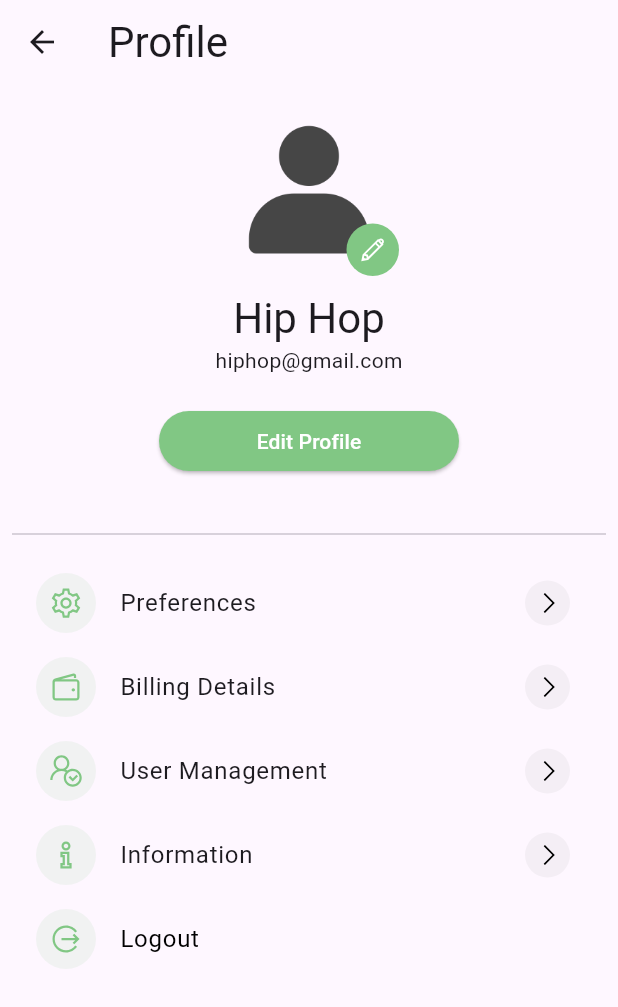
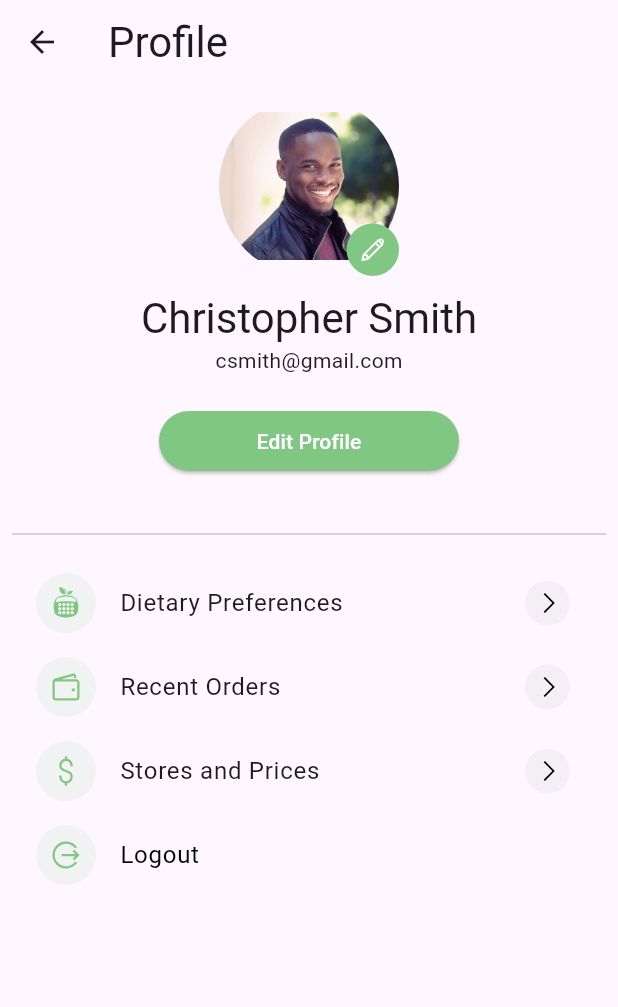
Before and after one commit to nalinidutt/out_cast, a Flutter app: the Profile screen opened directly, on a phone screen of 412 x 824 dp. Shown: the top 1007 px of the screen. Run offline on Flutter 3.47's test engine with Material 2 defaults, Android fonts, the phone set to English and light mode, and no system bars; our stand-ins replace csv, google_nav_bar, line_awesome_flutter.

Commit message:
Updates to profile. Dietary preferences created.

```diff
--- a/lib/profile.dart
+++ b/lib/profile/profile.dart
@@ -1,6 +1,7 @@
+import 'package:cookin/profile/dietary.dart';
 import 'package:flutter/material.dart';
-import 'src/constants/text_strings.dart';
-import 'src/constants/images.dart';
+import '../src/constants/text_strings.dart';
+import '../src/constants/images.dart';
 import 'profilemenu.dart';
 import 'updateprofile.dart';
 import 'package:line_awesome_flutter/line_awesome_flutter.dart';
@@ -67,10 +68,9 @@ class Profile extends StatelessWidget {
               const SizedBox(height: 10),
 
               /// -- MENU
-              ProfileMenuWidget(title: "Preferences", icon: LineAwesomeIcons.cog, onPress: () {}),
-              ProfileMenuWidget(title: "Billing Details", icon: LineAwesomeIcons.wallet, onPress: () {}),
-              ProfileMenuWidget(title: "User Management", icon: LineAwesomeIcons.user_check, onPress: () {}),
-              ProfileMenuWidget(title: "Information", icon: LineAwesomeIcons.info, onPress: () {}),
+              ProfileMenuWidget(title: "Dietary Preferences", icon: LineAwesomeIcons.nutritionix, onPress: () {Navigator.push(context, MaterialPageRoute(builder: (context) => const DietaryPreferences()));}),
+              ProfileMenuWidget(title: "Recent Orders", icon: LineAwesomeIcons.wallet, onPress: () {}),
+              ProfileMenuWidget(title: "Stores and Prices", icon: LineAwesomeIcons.dollar_sign, onPress: () {}),
               ProfileMenuWidget(
                   title: "Logout",
                   icon: LineAwesomeIcons.alternate_sign_out,
--- a/lib/updateprofile.dart
+++ b/lib/profile/updateprofile.dart
@@ -1,7 +1,7 @@
 import 'package:flutter/material.dart';
 import 'package:line_awesome_flutter/line_awesome_flutter.dart';
-import 'src/constants/images.dart';
-import 'src/constants/text_strings.dart';
+import '../src/constants/images.dart';
+import '../src/constants/text_strings.dart';
 
 class UpdateProfileScreen extends StatelessWidget {
   const UpdateProfileScreen({Key? key}) : super(key: key);
--- a/lib/src/constants/images.dart
+++ b/lib/src/constants/images.dart
@@ -1 +1 @@
-const String tProfileImage = 'assets/images/profile_person.png';
+const String tProfileImage = 'assets/images/profile_person.jpeg';
--- a/lib/src/constants/text_strings.dart
+++ b/lib/src/constants/text_strings.dart
@@ -1,8 +1,8 @@
 const String tProfile = "Profile";
 const String tEditProfile = "Edit Profile";
 const String tLogoutDialogHeading = "Logout";
-const String tProfileHeading = "Hip Hop";
-const String tProfileSubHeading = "hiphop@gmail.com";
+const String tProfileHeading = "Christopher Smith";
+const String tProfileSubHeading = "csmith@gmail.com";
 // -- Menu
 const String tMenu5 = "Logout";
 const String tMenu1 = "Settings";
@@ -12,5 +12,5 @@ const String tMenu3 = "User Management";
 // -- Update Profile Screen - Text
 const String tDelete = "Delete";
 const String tJoined = "Joined";
-const String tJoinedAt = " 31 October 2022";
+const String tJoinedAt = " 13 October 2023";
 const double tFormHeight = 20.0;
--- a/pubspec.yaml
+++ b/pubspec.yaml
@@ -31,7 +31,7 @@ flutter:
   uses-material-design: true
   assets:
     - assets/groceries copy.csv
-    - assets/images/profile_person.png
+    - assets/images/profile_person.jpeg
   # An image asset can refer to one or more resolution-specific "variants"
   # For details regarding adding assets from package dependencies, see
   # https://flutter.dev/assets-and-images/#from-packages
```
Also changed, not shown: lib/homepage.dart (+8 -7 lines), lib/profile/dietary.dart (added, +113 -0 lines), assets/images/profile_person.jpeg (added), lib/profile/profilemenu.dart (renamed from lib/profilemenu.dart).
